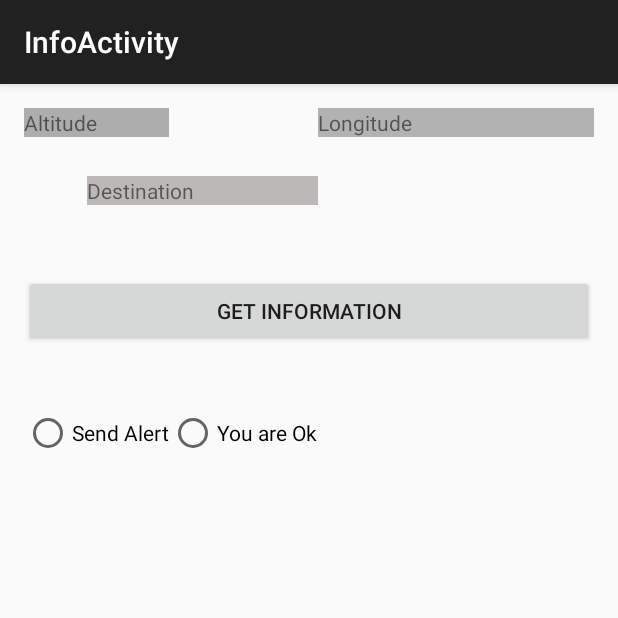
After one commit to bchen229/CPEN391Android, an Android app: the InfoActivity screen opened directly, with no data from a screen before it, on a phone screen of 412 x 824 dp, the top half of it. The commit adds this screen. Run offline under Robolectric (Android 15) with nearby library versions, the phone set to English and light mode, and no system bars.

Commit message:
More pages and fixed layout

```diff
--- /dev/null
+++ b/app/src/main/java/com/example/brian/thebluetooth/InfoActivity.java
@@ -0,0 +1,41 @@
+package com.example.brian.thebluetooth;
+
+
+import android.os.Bundle;
+import android.support.design.widget.FloatingActionButton;
+import android.support.design.widget.Snackbar;
+import android.support.v7.app.AppCompatActivity;
+import android.support.v7.widget.Toolbar;
+import android.view.View;
+import android.widget.TextView;
+
+public class InfoActivity extends AppCompatActivity {
+
+    @Override
+    protected void onCreate(Bundle savedInstanceState) {
+        super.onCreate(savedInstanceState);
+        setContentView(R.layout.activity_info);
+        Toolbar toolbar = (Toolbar) findViewById(R.id.toolbar);
+        setSupportActionBar(toolbar);
+
+    }
+
+    public void OnGetClick( View v){
+
+
+        // String total_price = quantity_1;
+        String TotalCost = "Location : 49.2611 , -123.253" ;
+        TextView Total = (TextView) findViewById (R.id.textView3) ;
+        Total.setText(TotalCost) ;
+        String Destination = "717 Jervis St.";
+        TextView Dest = (TextView) findViewById(R.id.textView4);
+        Dest.setText(Destination);
+
+
+    }
+
+
+
+
+
+}
--- a/app/src/main/java/com/example/brian/thebluetooth/MapActivity.java
+++ b/app/src/main/java/com/example/brian/thebluetooth/MapActivity.java
@@ -29,7 +29,7 @@ public class MapActivity extends FragmentActivity implements OnMapReadyCallback
         mMap = googleMap;
 
         // Add a marker in Sydney, Australia, and move the camera.
-        LatLng van = new LatLng(49, -123);
+        LatLng van = new LatLng(49.2611 , -123.253);
         mMap.addMarker(new MarkerOptions().position(van).title("West Coast"));
         mMap.moveCamera(CameraUpdateFactory.newLatLng(van));
     }
--- /dev/null
+++ b/app/src/main/res/layout/activity_info.xml
@@ -0,0 +1,26 @@
+<?xml version="1.0" encoding="utf-8"?>
+<android.support.design.widget.CoordinatorLayout xmlns:android="http://schemas.android.com/apk/res/android"
+    xmlns:app="http://schemas.android.com/apk/res-auto"
+    xmlns:tools="http://schemas.android.com/tools"
+    android:layout_width="match_parent"
+    android:layout_height="match_parent"
+    android:fitsSystemWindows="true"
+    tools:context="com.example.brian.thebluetooth.InfoActivity">
+
+    <android.support.design.widget.AppBarLayout
+        android:layout_width="match_parent"
+        android:layout_height="wrap_content"
+        android:theme="@style/Theme.AppCompat.NoActionBar">
+
+        <android.support.v7.widget.Toolbar
+            android:id="@+id/toolbar"
+            android:layout_width="match_parent"
+            android:layout_height="?attr/actionBarSize"
+            android:background="?attr/colorPrimary"
+            app:popupTheme="@style/Theme.AppCompat.NoActionBar" />
+
+    </android.support.design.widget.AppBarLayout>
+
+    <include layout="@layout/content_info" />
+
+</android.support.design.widget.CoordinatorLayout>
--- /dev/null
+++ b/app/src/main/res/layout/content_info.xml
@@ -0,0 +1,76 @@
+<?xml version="1.0" encoding="utf-8"?>
+<RelativeLayout xmlns:android="http://schemas.android.com/apk/res/android"
+    xmlns:app="http://schemas.android.com/apk/res-auto"
+    xmlns:tools="http://schemas.android.com/tools"
+    android:layout_width="match_parent"
+    android:layout_height="match_parent"
+    android:paddingBottom="@dimen/activity_vertical_margin"
+    android:paddingLeft="@dimen/activity_horizontal_margin"
+    android:paddingRight="@dimen/activity_horizontal_margin"
+    android:paddingTop="@dimen/activity_vertical_margin"
+    app:layout_behavior="@string/appbar_scrolling_view_behavior"
+    tools:context="com.example.brian.thebluetooth.InfoActivity"
+    tools:showIn="@layout/activity_info">
+
+    <TextView
+        android:layout_width="wrap_content"
+        android:layout_height="wrap_content"
+        android:text="Destination"
+        android:id="@+id/textView3"
+        android:layout_marginTop="45dp"
+        android:layout_alignParentTop="true"
+        android:layout_alignParentStart="true"
+        android:layout_marginStart="42dp"
+        android:background="#bdb8b8"
+        android:layout_toStartOf="@+id/textView4" />
+
+    <TextView
+        android:layout_width="wrap_content"
+        android:layout_height="wrap_content"
+        android:text="Longitude"
+        android:id="@+id/textView4"
+        android:layout_alignEnd="@+id/button2"
+        android:background="#b2b2b2"
+        android:layout_alignParentTop="true"
+        android:layout_toEndOf="@+id/radioButton2" />
+
+    <TextView
+        android:layout_width="wrap_content"
+        android:layout_height="wrap_content"
+        android:text="Altitude"
+        android:id="@+id/textView5"
+        android:layout_alignTop="@+id/textView4"
+        android:layout_alignParentStart="true"
+        android:background="#aeadad"
+        android:layout_alignBottom="@+id/textView4"
+        android:layout_toStartOf="@+id/radioButton2" />
+
+    <RadioButton
+        android:layout_width="wrap_content"
+        android:layout_height="wrap_content"
+        android:text="Send Alert"
+        android:id="@+id/radioButton"
+        android:layout_below="@+id/textView5"
+        android:layout_alignParentStart="true"
+        android:layout_marginTop="181dp" />
+
+    <Button
+        android:layout_width="wrap_content"
+        android:layout_height="wrap_content"
+        android:text="Get Information"
+        android:id="@+id/button2"
+        android:onClick="OnGetClick"
+        android:layout_above="@+id/radioButton2"
+        android:layout_alignStart="@+id/textView5"
+        android:layout_marginBottom="41dp"
+        android:layout_alignParentEnd="true" />
+
+    <RadioButton
+        android:layout_width="wrap_content"
+        android:layout_height="wrap_content"
+        android:text="You are Ok"
+        android:id="@+id/radioButton2"
+        android:layout_alignBottom="@+id/radioButton"
+        android:layout_toEndOf="@+id/radioButton" />
+
+</RelativeLayout>
```
Also changed, not shown: app/src/main/AndroidManifest.xml (+20 -3 lines), app/src/main/java/com/example/brian/thebluetooth/BluetoothAttempt.java (+3 -5 lines), app/src/main/java/com/example/brian/thebluetooth/MainActivity.java (+21 -0 lines), app/src/main/java/com/example/brian/thebluetooth/MessageActivity.java (added, +61 -0 lines), app/src/main/res/layout/activity_message2.xml (added, +28 -0 lines), app/src/main/res/layout/content_main.xml (+19 -0 lines), app/src/main/res/layout/content_message2.xml (added, +71 -0 lines), app/src/main/res/values/strings.xml (+7 -0 lines).
